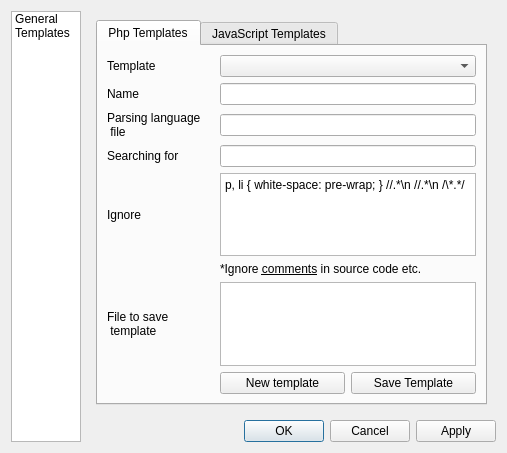
Above: ui/settings.ui from pussbb/Qi38nTranslator before the change. Below: the same form after it.
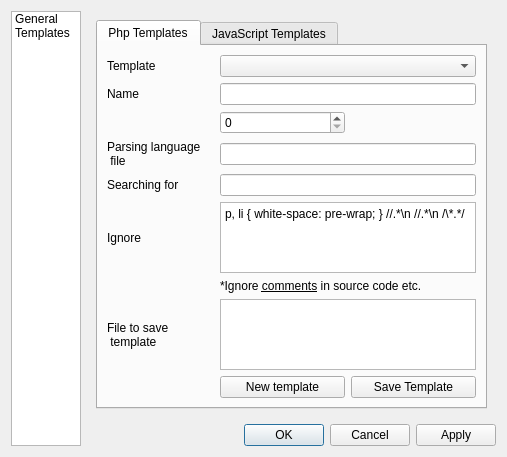
That is the form after the change. Icons and pictures are not drawn.

Patch:
```diff
--- a/ui/settings.ui
+++ b/ui/settings.ui
@@ -88,7 +88,7 @@
           <layout class="QGridLayout" name="gridLayout_3">
            <item row="0" column="0">
             <layout class="QGridLayout" name="gridLayout_4">
-             <item row="5" column="2" colspan="2">
+             <item row="6" column="2" colspan="2">
               <widget class="QTextEdit" name="ignoreStr">
                <property name="html">
                 <string>&lt;!DOCTYPE HTML PUBLIC &quot;-//W3C//DTD HTML 4.0//EN&quot; &quot;http://www.w3.org/TR/REC-html40/strict.dtd&quot;&gt;
@@ -103,14 +103,14 @@
                </property>
               </widget>
              </item>
-             <item row="5" column="0">
+             <item row="6" column="0">
               <widget class="QLabel" name="label_5">
                <property name="text">
                 <string>Ignore</string>
                </property>
               </widget>
              </item>
-             <item row="6" column="2" colspan="2">
+             <item row="7" column="2" colspan="2">
               <widget class="QLabel" name="label_7">
                <property name="text">
                 <string>&lt;!DOCTYPE HTML PUBLIC &quot;-//W3C//DTD HTML 4.0//EN&quot; &quot;http://www.w3.org/TR/REC-html40/strict.dtd&quot;&gt;
@@ -121,14 +121,14 @@
                </property>
               </widget>
              </item>
-             <item row="4" column="0">
+             <item row="5" column="0">
               <widget class="QLabel" name="label_8">
                <property name="text">
                 <string>Searching for</string>
                </property>
               </widget>
              </item>
-             <item row="4" column="2" colspan="2">
+             <item row="5" column="2" colspan="2">
               <widget class="QLineEdit" name="searchFor"/>
              </item>
              <item row="1" column="0">
@@ -151,7 +151,7 @@
              <item row="1" column="2" colspan="2">
               <widget class="QLineEdit" name="phpTemplName"/>
              </item>
-             <item row="7" column="0">
+             <item row="8" column="0">
               <widget class="QLabel" name="label_4">
                <property name="text">
                 <string>File to save
@@ -159,24 +159,24 @@
                </property>
               </widget>
              </item>
-             <item row="7" column="2" colspan="2">
+             <item row="8" column="2" colspan="2">
               <widget class="QTextEdit" name="saveTemplate"/>
              </item>
-             <item row="8" column="2">
+             <item row="9" column="2">
               <widget class="QPushButton" name="newPhpTemplate">
                <property name="text">
                 <string>New template</string>
                </property>
               </widget>
              </item>
-             <item row="8" column="3">
+             <item row="9" column="3">
               <widget class="QPushButton" name="phpTemplSave">
                <property name="text">
                 <string>Save Template</string>
                </property>
               </widget>
              </item>
-             <item row="2" column="0">
+             <item row="3" column="0">
               <widget class="QLabel" name="label_3">
                <property name="text">
                 <string>Parsing language
@@ -184,9 +184,12 @@
                </property>
               </widget>
              </item>
-             <item row="2" column="2" colspan="2">
+             <item row="3" column="2" colspan="2">
               <widget class="QLineEdit" name="langFileRx"/>
              </item>
+             <item row="2" column="2">
+              <widget class="QSpinBox" name="spinBox"/>
+             </item>
             </layout>
            </item>
           </layout>
```
Left out of the diff: 2 changed lines with no effect on the pictures.
